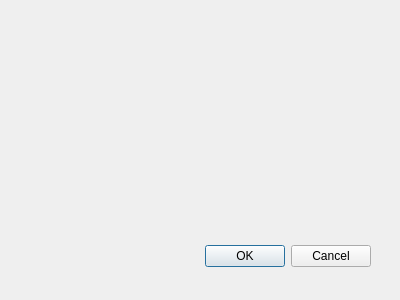
Qt form weighingstatic.ui (Qidro/PromVS) before a commit.
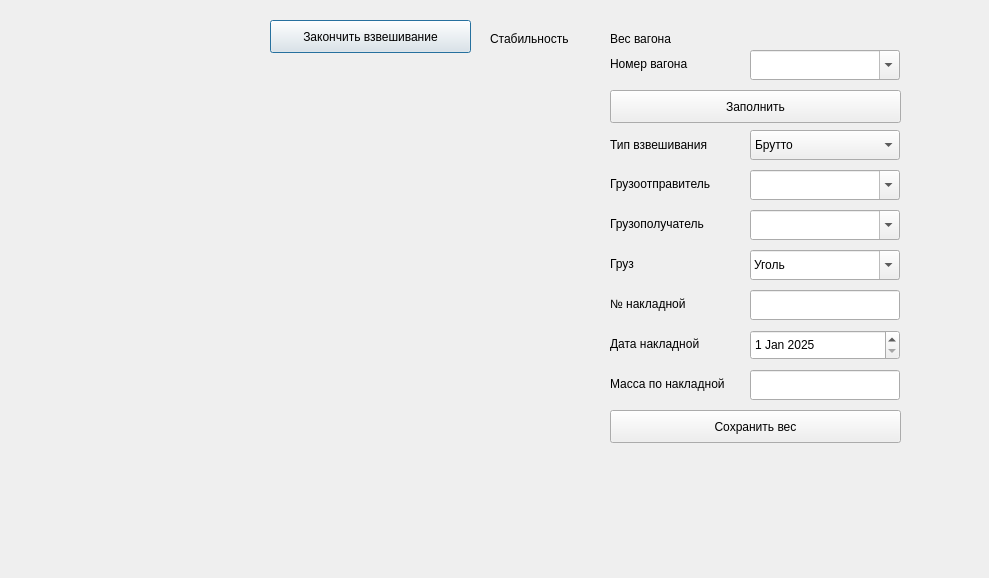
The same form after that commit.

Commit message: building a "static weighing" form architecture

The edit to the form file:
```diff
--- a/weighingstatic.ui
+++ b/weighingstatic.ui
@@ -8,27 +8,303 @@
    <rect>
     <x>0</x>
     <y>0</y>
-    <width>400</width>
-    <height>300</height>
+    <width>989</width>
+    <height>578</height>
    </rect>
   </property>
   <property name="windowTitle">
    <string>Dialog</string>
   </property>
-  <widget class="QDialogButtonBox" name="buttonBox">
+  <widget class="QPushButton" name="pushButton">
    <property name="geometry">
     <rect>
-     <x>30</x>
-     <y>240</y>
-     <width>341</width>
-     <height>32</height>
+     <x>270</x>
+     <y>20</y>
+     <width>201</width>
+     <height>33</height>
     </rect>
    </property>
-   <property name="orientation">
-    <enum>Qt::Horizontal</enum>
+   <property name="text">
+    <string>Закончить взвешивание</string>
    </property>
-   <property name="standardButtons">
-    <set>QDialogButtonBox::Cancel|QDialogButtonBox::Ok</set>
+  </widget>
+  <widget class="QLabel" name="label">
+   <property name="geometry">
+    <rect>
+     <x>610</x>
+     <y>30</y>
+     <width>131</width>
+     <height>17</height>
+    </rect>
+   </property>
+   <property name="text">
+    <string>Вес вагона</string>
+   </property>
+  </widget>
+  <widget class="QLabel" name="label_2">
+   <property name="geometry">
+    <rect>
+     <x>490</x>
+     <y>30</y>
+     <width>101</width>
+     <height>17</height>
+    </rect>
+   </property>
+   <property name="text">
+    <string>Стабильность</string>
+   </property>
+  </widget>
+  <widget class="QLabel" name="label_3">
+   <property name="geometry">
+    <rect>
+     <x>610</x>
+     <y>55</y>
+     <width>101</width>
+     <height>17</height>
+    </rect>
+   </property>
+   <property name="text">
+    <string>Номер вагона</string>
+   </property>
+  </widget>
+  <widget class="QComboBox" name="comboBox">
+   <property name="geometry">
+    <rect>
+     <x>750</x>
+     <y>50</y>
+     <width>150</width>
+     <height>30</height>
+    </rect>
+   </property>
+   <property name="editable">
+    <bool>true</bool>
+   </property>
+  </widget>
+  <widget class="QPushButton" name="pushButton_2">
+   <property name="geometry">
+    <rect>
+     <x>610</x>
+     <y>90</y>
+     <width>291</width>
+     <height>33</height>
+    </rect>
+   </property>
+   <property name="text">
+    <string>Заполнить</string>
+   </property>
+  </widget>
+  <widget class="QLabel" name="label_4">
+   <property name="geometry">
+    <rect>
+     <x>610</x>
+     <y>135</y>
+     <width>131</width>
+     <height>20</height>
+    </rect>
+   </property>
+   <property name="text">
+    <string>Тип взвешивания</string>
+   </property>
+  </widget>
+  <widget class="QComboBox" name="comboBox_2">
+   <property name="geometry">
+    <rect>
+     <x>750</x>
+     <y>130</y>
+     <width>150</width>
+     <height>30</height>
+    </rect>
+   </property>
+   <item>
+    <property name="text">
+     <string>Брутто</string>
+    </property>
+   </item>
+   <item>
+    <property name="text">
+     <string>Тара</string>
+    </property>
+   </item>
+  </widget>
+  <widget class="QLabel" name="label_5">
+   <property name="geometry">
+    <rect>
+     <x>610</x>
+     <y>175</y>
+     <width>131</width>
+     <height>17</height>
+    </rect>
+   </property>
+   <property name="text">
+    <string>Грузоотправитель</string>
+   </property>
+  </widget>
+  <widget class="QComboBox" name="comboBox_3">
+   <property name="geometry">
+    <rect>
+     <x>750</x>
+     <y>170</y>
+     <width>150</width>
+     <height>30</height>
+    </rect>
+   </property>
+   <property name="editable">
+    <bool>true</bool>
+   </property>
+   <property name="duplicatesEnabled">
+    <bool>false</bool>
+   </property>
+  </widget>
+  <widget class="QLabel" name="label_6">
+   <property name="geometry">
+    <rect>
+     <x>610</x>
+     <y>215</y>
+     <width>131</width>
+     <height>17</height>
+    </rect>
+   </property>
+   <property name="text">
+    <string>Грузополучатель</string>
+   </property>
+  </widget>
+  <widget class="QComboBox" name="comboBox_4">
+   <property name="geometry">
+    <rect>
+     <x>750</x>
+     <y>210</y>
+     <width>150</width>
+     <height>30</height>
+    </rect>
+   </property>
+   <property name="editable">
+    <bool>true</bool>
+   </property>
+   <property name="duplicatesEnabled">
+    <bool>false</bool>
+   </property>
+  </widget>
+  <widget class="QLabel" name="label_7">
+   <property name="geometry">
+    <rect>
+     <x>610</x>
+     <y>255</y>
+     <width>131</width>
+     <height>17</height>
+    </rect>
+   </property>
+   <property name="text">
+    <string>Груз</string>
+   </property>
+  </widget>
+  <widget class="QComboBox" name="comboBox_5">
+   <property name="geometry">
+    <rect>
+     <x>750</x>
+     <y>250</y>
+     <width>150</width>
+     <height>30</height>
+    </rect>
+   </property>
+   <property name="editable">
+    <bool>true</bool>
+   </property>
+   <item>
+    <property name="text">
+     <string>Уголь</string>
+    </property>
+   </item>
+  </widget>
+  <widget class="QLabel" name="label_8">
+   <property name="geometry">
+    <rect>
+     <x>610</x>
+     <y>295</y>
+     <width>131</width>
+     <height>17</height>
+    </rect>
+   </property>
+   <property name="text">
+    <string>№ накладной</string>
+   </property>
+  </widget>
+  <widget class="QLineEdit" name="lineEdit">
+   <property name="geometry">
+    <rect>
+     <x>750</x>
+     <y>290</y>
+     <width>150</width>
+     <height>30</height>
+    </rect>
+   </property>
+  </widget>
+  <widget class="QLabel" name="label_9">
+   <property name="geometry">
+    <rect>
+     <x>610</x>
+     <y>335</y>
+     <width>131</width>
+     <height>17</height>
+    </rect>
+   </property>
+   <property name="text">
+    <string>Дата накладной</string>
+   </property>
+  </widget>
+  <widget class="QDateEdit" name="dateEdit">
+   <property name="geometry">
+    <rect>
+     <x>750</x>
+     <y>330</y>
+     <width>150</width>
+     <height>30</height>
+    </rect>
+   </property>
+   <property name="dateTime">
+    <datetime>
+     <hour>0</hour>
+     <minute>0</minute>
+     <second>0</second>
+     <year>2025</year>
+     <month>1</month>
+     <day>1</day>
+    </datetime>
+   </property>
+  </widget>
+  <widget class="QLabel" name="label_10">
+   <property name="geometry">
+    <rect>
+     <x>610</x>
+     <y>375</y>
+     <width>141</width>
+     <height>17</height>
+    </rect>
+   </property>
+   <property name="text">
+    <string>Масса по накладной</string>
+   </property>
+  </widget>
+  <widget class="QLineEdit" name="lineEdit_2">
+   <property name="geometry">
+    <rect>
+     <x>750</x>
+     <y>370</y>
+     <width>150</width>
+     <height>30</height>
+    </rect>
+   </property>
+  </widget>
+  <widget class="QPushButton" name="pushButton_3">
+   <property name="geometry">
+    <rect>
+     <x>610</x>
+     <y>410</y>
+     <width>291</width>
+     <height>33</height>
+    </rect>
+   </property>
+   <property name="text">
+    <string>Сохранить вес</string>
    </property>
   </widget>
  </widget>
```
Left out of the diff: 40 changed lines with no effect on the pictures.
